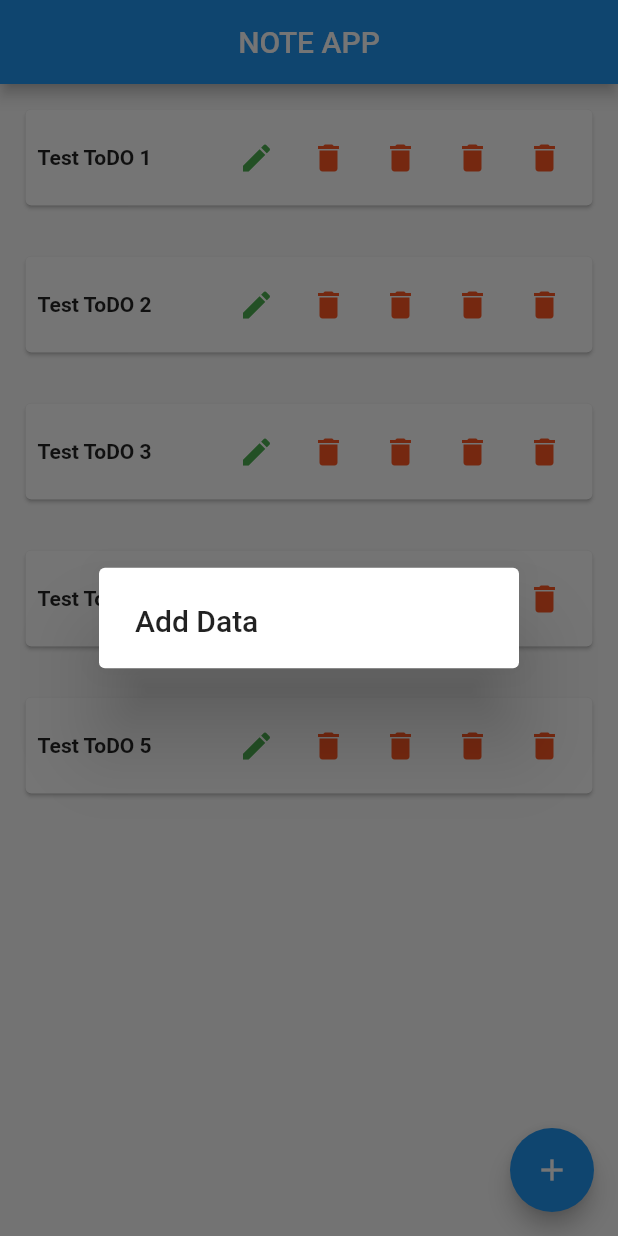
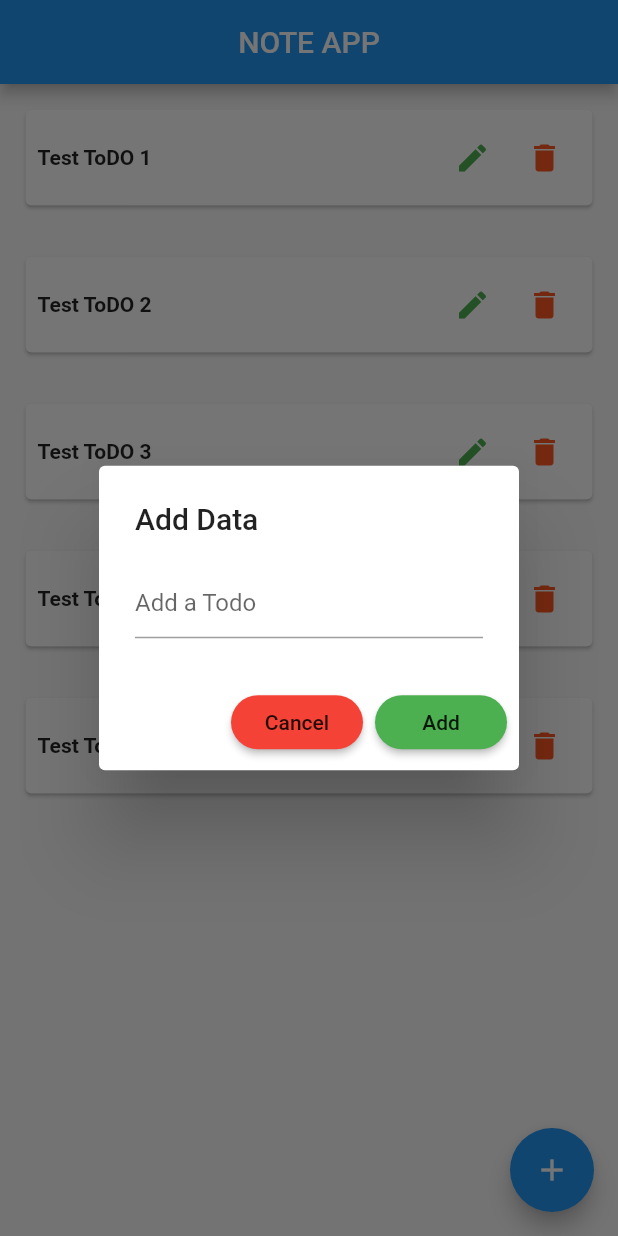
Before and after one commit to ramimhossain12/Flutter-Firebase-CRUD, a Flutter app: the screen it shows after launch, after a tap on the "add" icon, on a phone screen of 412 x 824 dp. Run offline on Flutter 3.47's test engine with Material 2 defaults, Android fonts, the phone set to English and light mode, and no system bars.

Commit message:
Dialog adding

```diff
--- a/lib/home_screen.dart
+++ b/lib/home_screen.dart
@@ -8,15 +8,30 @@ class HomeScreen extends StatefulWidget {
 }
 
 class _HomeScreenState extends State<HomeScreen> {
+
+  final _textFielt = TextEditingController();
+  List<String> todos = [
+    'Test ToDO 1',
+    'Test ToDO 2',
+    'Test ToDO 3',
+    'Test ToDO 4',
+    'Test ToDO 5'
+  ];
+ void _addtodo(){
+   if(_textFielt.text.length <=0){
+     return;
+   }
+
+   setState(() {
+     todos.insert(0, _textFielt.text);
+   });
+   _textFielt.text='';
+   Navigator.of(context).pop();
+   print(_textFielt);
+ }
   @override
   Widget build(BuildContext context) {
-    List<String> todos = [
-      'Test ToDO 1',
-      'Test ToDO 2',
-      'Test ToDO 3',
-      'Test ToDO 4',
-      'Test ToDO 5'
-    ];
+
     return Scaffold(
       appBar: AppBar(
         title: Text("NOTE APP"),
@@ -31,6 +46,38 @@ class _HomeScreenState extends State<HomeScreen> {
           showDialog(context: context, builder: (context){
             return AlertDialog(
               title: Text("Add Data"),
+              content: TextField(
+                controller: _textFielt,
+                decoration:  InputDecoration(
+                  hintText: "Add a Todo",
+
+
+                ),
+              ),
+              actions: [
+                RaisedButton(onPressed: (){
+
+                  Navigator.of(context).pop();
+                },
+                  color: Colors.red,
+                  child: Text("Cancel"),
+                  shape: new RoundedRectangleBorder(
+                    borderRadius: new BorderRadius.circular(25.0),
+                  ),
+
+                ),
+                RaisedButton(onPressed: (){
+
+                  _addtodo();
+                },
+                  color: Colors.green,
+                  shape: new RoundedRectangleBorder(
+                    borderRadius: new BorderRadius.circular(25.0),
+                  ),
+
+                  child: Text("Add"),
+                ),
+              ],
             );
           });
         },
--- a/lib/single_todo.dart
+++ b/lib/single_todo.dart
@@ -18,9 +18,7 @@ class SingleTodo extends StatelessWidget {
               Spacer(),
               IconButton(onPressed: () {}, icon: Icon(Icons.edit,color: Colors.green,)),
               IconButton(onPressed: () {}, icon: Icon(Icons.delete,color: Colors.deepOrange,)),
-              IconButton(onPressed: () {}, icon: Icon(Icons.delete,color: Colors.deepOrange,)),
-              IconButton(onPressed: () {}, icon: Icon(Icons.delete,color: Colors.deepOrange,)),
-              IconButton(onPressed: () {}, icon: Icon(Icons.delete,color: Colors.deepOrange,)),
+
             ],
           ),
         ),
```
